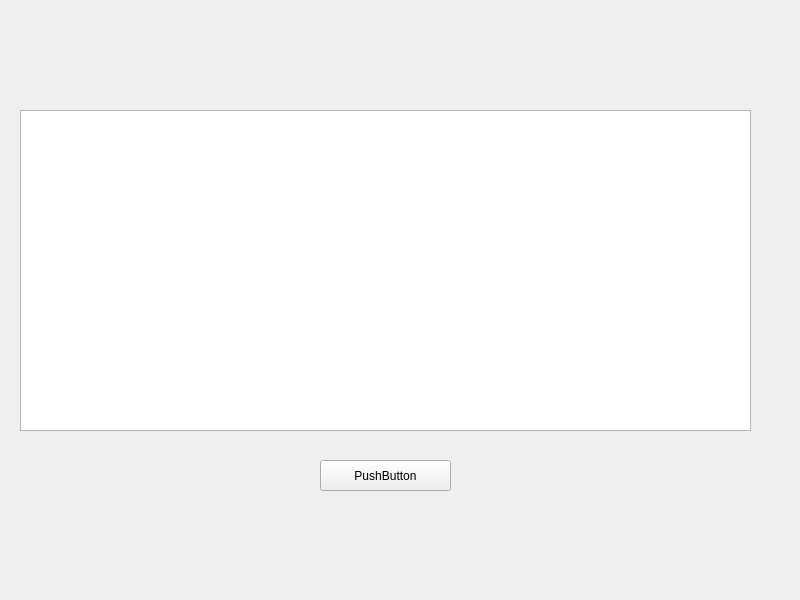
Before: the Qt Designer form seance.ui in KMerzak/HMI_ORTHESE, drawn with Qt 5.
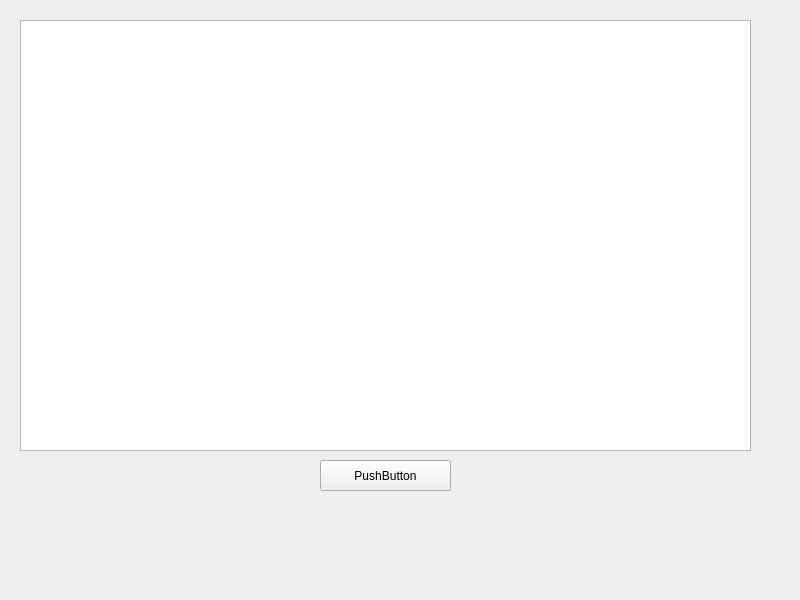
After: the same form once the commit is applied.

Commit message:
Ajout Seance
Ajout du séléctionneur de séances

Diff of the .ui file:
```diff
--- a/seance.ui
+++ b/seance.ui
@@ -26,13 +26,13 @@
     <string>PushButton</string>
    </property>
   </widget>
-  <widget class="QTableView" name="tableView">
+  <widget class="QColumnView" name="columnView">
    <property name="geometry">
     <rect>
      <x>20</x>
-     <y>110</y>
+     <y>20</y>
      <width>731</width>
-     <height>321</height>
+     <height>431</height>
     </rect>
    </property>
   </widget>
```
The commit also changes 5 other files.
